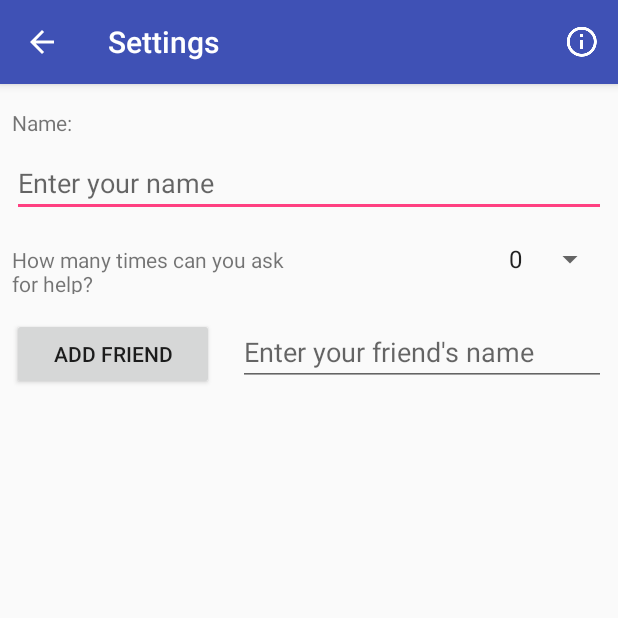
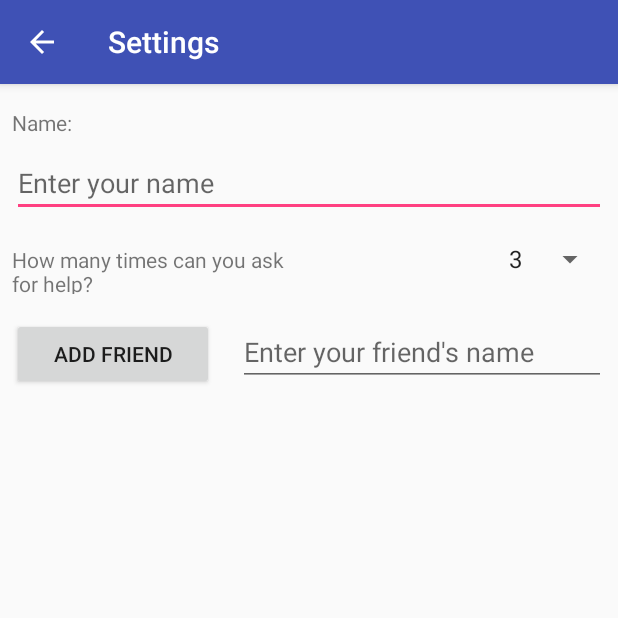
Before and after one commit to VictorIranzo/SDM_Practices, an Android app: the SettingsActivity screen opened directly, with no data from a screen before it, on a phone screen of 412 x 824 dp, the top half of it. Run offline under Robolectric (Android 15) with nearby library versions, the phone set to English and light mode, and no system bars.

Commit message:
Saving preferences from Settings activity.

```diff
--- a/app/src/main/java/labs/sdm/game/activities/PlayActivity.java
+++ b/app/src/main/java/labs/sdm/game/activities/PlayActivity.java
@@ -67,12 +67,13 @@ public class PlayActivity extends AppCompatActivity {
 
     @Override
     protected void onPause(){
-        super.onPause();
         SharedPreferences preferences = PreferenceManager.getDefaultSharedPreferences(this);
         SharedPreferences.Editor editor = preferences.edit();
         editor.putInt("current_question_num", currentQuestionNum);
         editor.putInt("available_hints", availableHints);
         editor.apply();
+
+        super.onPause();
     }
 
     private void GetNextQuestion() {
--- a/app/src/main/java/labs/sdm/game/activities/SettingsActivity.java
+++ b/app/src/main/java/labs/sdm/game/activities/SettingsActivity.java
@@ -1,41 +1,51 @@
 package labs.sdm.game.activities;
 
 import android.content.Intent;
+import android.content.SharedPreferences;
 import android.os.Bundle;
+import android.preference.PreferenceManager;
 import android.support.v7.app.AppCompatActivity;
 import android.view.Menu;
 import android.view.MenuItem;
+import android.widget.EditText;
+import android.widget.Spinner;
 import android.widget.Toast;
 
 import labs.sdm.game.R;
 
 public class SettingsActivity extends AppCompatActivity {
 
+    private EditText userNameText;
+    private Spinner hintsSpinner;
+
     @Override
     protected void onCreate(Bundle savedInstanceState) {
         super.onCreate(savedInstanceState);
         setContentView(R.layout.activity_settings);
+
+        userNameText = (EditText) findViewById(R.id.etUserName);
+        hintsSpinner = (Spinner) findViewById(R.id.helpTimesSpinner);
     }
 
     @Override
-    public boolean onCreateOptionsMenu(Menu menu){
-        getMenuInflater().inflate(R.menu.menu_dashboard, menu);
+    protected void onPause() {
+        SharedPreferences preferences = PreferenceManager.getDefaultSharedPreferences(this);
+        SharedPreferences.Editor editor = preferences.edit();
 
-        return true;
+        editor.putString("user_name", userNameText.getText().toString());
+        editor.putInt("total_hints", Integer.parseInt(hintsSpinner.getSelectedItem().toString()));
+
+        editor.apply();
+
+        super.onPause();
     }
 
     @Override
-    public boolean onOptionsItemSelected(MenuItem item){
-        Toast.makeText(this, item.getTitle(),Toast.LENGTH_SHORT).show();
+    protected void onResume() {
+        SharedPreferences preferences = PreferenceManager.getDefaultSharedPreferences(this);
+        userNameText.setText(preferences.getString("user_name",""));
+        hintsSpinner.setSelection(preferences.getInt("total_hints",3));
 
-        switch (item.getItemId()){
-            case R.id.action_bar_about:
-                Intent intent = new Intent(this, AboutActivity.class);
-                startActivity(intent);
-
-                break;
-        }
-
-        return true;
+        super.onResume();
     }
 }
```
